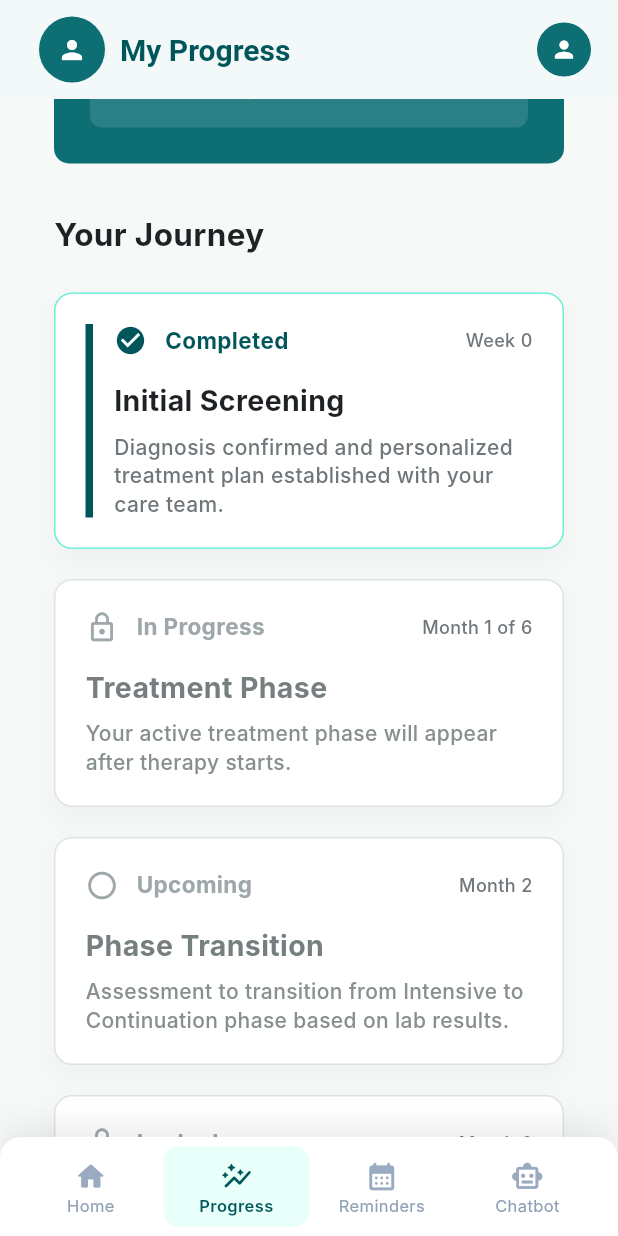
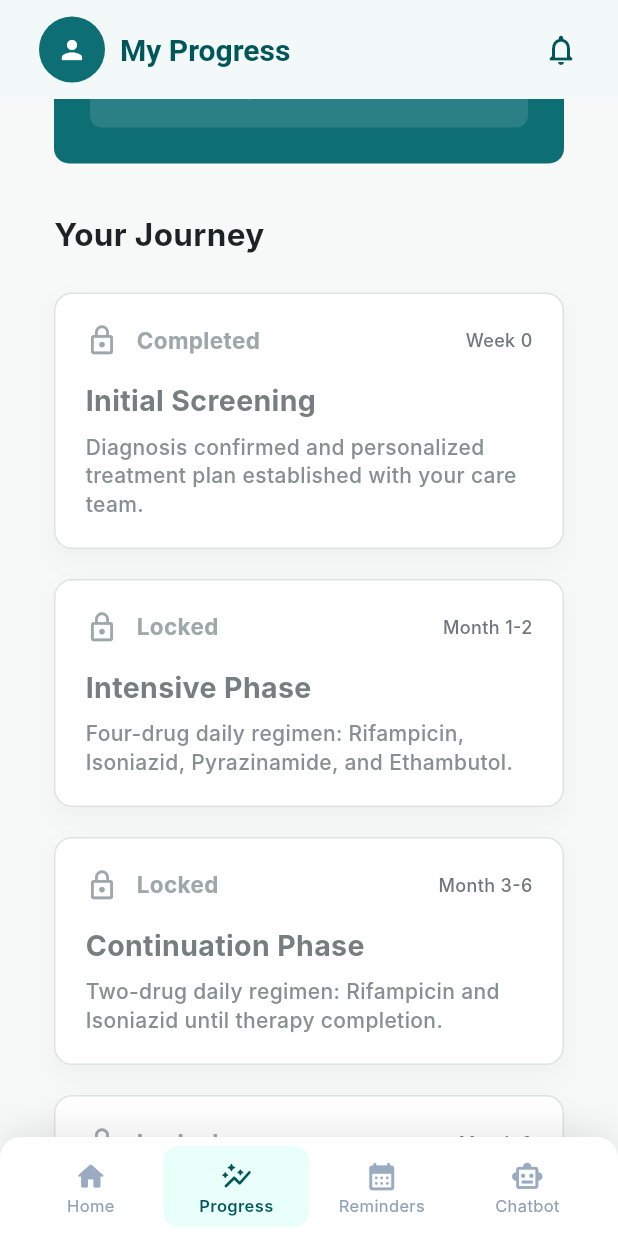
Before and after one commit to HafidzBro/MedTrace, a Flutter app: the TreatmentDetailsPage screen opened by its route, scrolled down 576 dp, on a phone screen of 412 x 824 dp. Run offline on Flutter 3.47's test engine with Material 3 defaults, Android fonts, the phone set to English and light mode, and no system bars; our stand-ins replace connectivity_plus, equatable, flutter_local_notifications, flutter_map, flutter_riverpod, flutter_secure_storage and 12 more; accounts and stored records are empty; Roboto replaces fonts that are missing (Inter, Poppins); project files that could hold a hidden picture were left out.

Commit message:
feat: Add patient notifications page and integrate notifications into patient dashboard

```diff
--- a/lib/presentation/pages/patient/patient_mockup_widgets.dart
+++ b/lib/presentation/pages/patient/patient_mockup_widgets.dart
@@ -189,7 +189,7 @@ class PatientTopBar extends StatelessWidget implements PreferredSizeWidget {
       actions: actions ??
           [
             IconButton(
-              onPressed: () {},
+              onPressed: () => context.go(AppRoutes.patientNotifications),
               icon: const Icon(Icons.notifications_none_rounded),
             ),
             const SizedBox(width: 10),
--- a/lib/presentation/pages/patient/patient_profile_page.dart
+++ b/lib/presentation/pages/patient/patient_profile_page.dart
@@ -79,7 +79,7 @@ class _PatientProfilePageState extends ConsumerState<PatientProfilePage> {
         onLeadingTap: () => context.go(AppRoutes.patientDashboard),
         actions: [
           IconButton(
-            onPressed: () {},
+            onPressed: () => context.go(AppRoutes.patientNotifications),
             icon: const Icon(Icons.notifications_none_rounded),
           ),
           const SizedBox(width: 14),
--- a/lib/presentation/pages/patient/treatment_details_page.dart
+++ b/lib/presentation/pages/patient/treatment_details_page.dart
@@ -18,6 +18,9 @@ class TreatmentDetailsPage extends ConsumerWidget {
     final therapy = summary.valueOrNull?.therapy;
     final plan = intakePlan.valueOrNull;
     final isLoading = summary.isLoading || intakePlan.isLoading;
+    final daysOnTherapy = therapy?.treatmentDaysElapsed ?? 0;
+    final therapyCompleted =
+        therapy?.isCompleted == true || daysOnTherapy >= 180;
 
     return PatientMockScaffold(
       currentIndex: 1,
@@ -25,14 +28,11 @@ class TreatmentDetailsPage extends ConsumerWidget {
         title: 'My Progress',
         leadingIcon: Icons.person,
         actions: [
-          Padding(
-            padding: const EdgeInsets.only(right: 18),
-            child: InkWell(
-              borderRadius: BorderRadius.circular(22),
-              onTap: () => context.go(AppRoutes.patientProfile),
-              child: const PatientAvatar(icon: Icons.person, radius: 18),
+          IconButton(
+            onPressed: () => context.go(AppRoutes.patientNotifications),
+            icon: const Icon(Icons.notifications_none_rounded),
           ),
-          ),
+          const SizedBox(width: 14),
         ],
       ),
       child: SingleChildScrollView(
@@ -50,8 +50,10 @@ class TreatmentDetailsPage extends ConsumerWidget {
             else ...[
               _CurrentStatusCard(
                 adherence: summary.valueOrNull?.adherencePercentage ?? 0,
-                monthLabel: _monthLabel(therapy?.treatmentDaysElapsed ?? 0),
+                monthLabel:
+                    therapyCompleted ? 'Completed' : _monthLabel(daysOnTherapy),
                 hasTherapy: therapy != null,
+                isCompleted: therapyCompleted,
               ),
               const SizedBox(height: 32),
               _PhaseCard(
@@ -62,8 +64,10 @@ class TreatmentDetailsPage extends ConsumerWidget {
             const SizedBox(height: 32),
             const SectionTitle('Your Journey'),
             const SizedBox(height: 24),
-            const _JourneyCard(
-              state: _JourneyState.completed,
+            _JourneyCard(
+              state: therapy == null
+                  ? _JourneyState.locked
+                  : _JourneyState.completed,
               label: 'Completed',
               when: 'Week 0',
               title: 'Initial Screening',
@@ -72,38 +76,99 @@ class TreatmentDetailsPage extends ConsumerWidget {
             ),
             const SizedBox(height: 20),
             _JourneyCard(
-              state:
-                  therapy == null ? _JourneyState.locked : _JourneyState.active,
-              label: 'In Progress',
-              when: _monthLabel(therapy?.treatmentDaysElapsed ?? 0),
-              title: plan?.phaseName ?? 'Treatment Phase',
-              body: plan?.instructionLabel ??
-                  'Your active treatment phase will appear after therapy starts.',
+              state: _phaseState(
+                hasTherapy: therapy != null,
+                days: daysOnTherapy,
+                startDay: 0,
+                endDay: 60,
+              ),
+              label: _phaseLabel(
+                hasTherapy: therapy != null,
+                days: daysOnTherapy,
+                startDay: 0,
+                endDay: 60,
+              ),
+              when: 'Month 1-2',
+              title: 'Intensive Phase',
+              body:
+                  'Four-drug daily regimen: Rifampicin, Isoniazid, Pyrazinamide, and Ethambutol.',
             ),
             const SizedBox(height: 20),
             _JourneyCard(
-              state: (therapy?.treatmentDaysElapsed ?? 0) >= 60
-                  ? _JourneyState.active
-                  : _JourneyState.upcoming,
-              label: 'Upcoming',
-              when: 'Month 2',
-              title: 'Phase Transition',
+              state: _phaseState(
+                hasTherapy: therapy != null,
+                days: daysOnTherapy,
+                startDay: 60,
+                endDay: 180,
+              ),
+              label: _phaseLabel(
+                hasTherapy: therapy != null,
+                days: daysOnTherapy,
+                startDay: 60,
+                endDay: 180,
+              ),
+              when: 'Month 3-6',
+              title: 'Continuation Phase',
               body:
-                  'Assessment to transition from Intensive to Continuation phase based on lab results.',
+                  'Two-drug daily regimen: Rifampicin and Isoniazid until therapy completion.',
             ),
             const SizedBox(height: 20),
-            const _JourneyCard(
-              state: _JourneyState.locked,
-              label: 'Locked',
+            _JourneyCard(
+              state: therapyCompleted
+                  ? _JourneyState.completed
+                  : therapy == null
+                      ? _JourneyState.locked
+                      : _JourneyState.upcoming,
+              label: therapyCompleted
+                  ? 'Completed'
+                  : therapy == null
+                      ? 'Locked'
+                      : 'Upcoming',
               when: 'Month 6',
               title: 'Treatment Completion',
               body:
-                  'Final evaluation and confirmation of successful therapy completion.',
+                  'Treatment is completed after 180 therapy days and final clinical review.',
             ),
           ],
         ),
       ),
     );
+  }
+
+  _JourneyState _phaseState({
+    required bool hasTherapy,
+    required int days,
+    required int startDay,
+    required int endDay,
+  }) {
+    if (!hasTherapy) return _JourneyState.locked;
+    if (days >= endDay) return _JourneyState.completed;
+    if (days >= startDay) return _JourneyState.active;
+    return _JourneyState.upcoming;
+  }
+
+  String _phaseLabel({
+    required bool hasTherapy,
+    required int days,
+    required int startDay,
+    required int endDay,
+  }) {
+    final state = _phaseState(
+      hasTherapy: hasTherapy,
+      days: days,
+      startDay: startDay,
+      endDay: endDay,
+    );
+    switch (state) {
+      case _JourneyState.completed:
+        return 'Completed';
+      case _JourneyState.active:
+        return 'In Progress';
+      case _JourneyState.upcoming:
+        return 'Upcoming';
+      case _JourneyState.locked:
+        return 'Locked';
+    }
   }
 
   String _monthLabel(int days) {
@@ -117,11 +182,13 @@ class _CurrentStatusCard extends StatelessWidget {
   final double adherence;
   final String monthLabel;
   final bool hasTherapy;
+  final bool isCompleted;
 
   const _CurrentStatusCard({
     required this.adherence,
     required this.monthLabel,
     required this.hasTherapy,
+    required this.isCompleted,
   });
 
   @override
@@ -160,22 +227,26 @@ class _CurrentStatusCard extends StatelessWidget {
                 runSpacing: 8,
                 children: [
                   PatientChip(
-                    label: hasTherapy
+                    label: isCompleted
+                        ? 'Completed'
+                        : hasTherapy
                             ? adherence >= 80
                                 ? 'On Track'
                                 : adherence >= 60
                                     ? 'Needs Attention'
                                     : 'At Risk'
                             : 'Not Started',
-                    icon: hasTherapy
+                    icon: isCompleted
+                        ? Icons.check_circle
+                        : hasTherapy
                             ? adherence >= 60
                                 ? Icons.check_circle
                                 : Icons.warning_amber_rounded
                             : Icons.hourglass_empty_rounded,
-                    color: hasTherapy && adherence >= 60
+                    color: (hasTherapy && adherence >= 60) || isCompleted
                         ? const Color(0xFFDDF3E5)
                         : const Color(0xFFFFE7D6),
-                    textColor: hasTherapy && adherence >= 60
+                    textColor: (hasTherapy && adherence >= 60) || isCompleted
                         ? const Color(0xFF177C38)
                         : const Color(0xFFAD4B00),
                   ),
@@ -188,7 +259,9 @@ class _CurrentStatusCard extends StatelessWidget {
               const SizedBox(height: 10),
               Text(
                 hasTherapy
-                    ? 'Your treatment progress is calculated from therapy start date and daily medication logs.'
+                    ? isCompleted
+                        ? 'Your treatment has reached the planned 180-day completion point.'
+                        : 'Your treatment progress is calculated from therapy start date and daily medication logs.'
                     : 'Your therapy has not started yet. Your care team will configure the treatment plan.',
                 style: const TextStyle(
                   color: Color(0xFF50585C),
--- a/lib/presentation/router/app_router.dart
+++ b/lib/presentation/router/app_router.dart
@@ -13,6 +13,7 @@ import 'package:medtrace/presentation/pages/patient/chatbot_page.dart';
 import 'package:medtrace/presentation/pages/patient/tb_map_page.dart';
 import 'package:medtrace/presentation/pages/patient/reminders_page.dart';
 import 'package:medtrace/presentation/pages/patient/patient_profile_page.dart';
+import 'package:medtrace/presentation/pages/patient/patient_notifications_page.dart';
 import 'package:medtrace/presentation/pages/doctor/doctor_dashboard_page.dart';
 import 'package:medtrace/presentation/pages/doctor/doctor_profile_page.dart';
 import 'package:medtrace/presentation/pages/doctor/patient_management_page.dart';
@@ -115,6 +116,11 @@ final appRouterProvider = Provider<GoRouter>((ref) {
         name: 'patient_profile',
         builder: (context, state) => const PatientProfilePage(),
       ),
+      GoRoute(
+        path: AppRoutes.patientNotifications,
+        name: 'patient_notifications',
+        builder: (context, state) => const PatientNotificationsPage(),
+      ),
 
       // Doctor routes
       GoRoute(
--- a/lib/presentation/router/app_routes.dart
+++ b/lib/presentation/router/app_routes.dart
@@ -14,6 +14,7 @@ class AppRoutes {
   static const String tbMap = '/patient/map';
   static const String reminders = '/patient/reminders';
   static const String patientProfile = '/patient/profile';
+  static const String patientNotifications = '/patient/notifications';
 
   // Doctor
   static const String doctorDashboard = '/doctor-dashboard';
--- a/lib/services/supabase/chatbot_service.dart
+++ b/lib/services/supabase/chatbot_service.dart
@@ -211,6 +211,7 @@ class ChatbotService {
           body: jsonEncode({
             'model': model,
             'temperature': 0.3,
+            'max_tokens': ChatbotConstants.maxResponseTokens,
             'messages': [
               {
                 'role': 'system',
```
Also changed, not shown: lib/core/constants/app_constants.dart (+15 -12 lines), lib/presentation/pages/patient/adherence_history_page.dart (+3 -8 lines), lib/presentation/pages/patient/patient_dashboard_page.dart (+0 -14 lines), lib/presentation/pages/patient/patient_notifications_page.dart (added, +350 -0 lines), lib/presentation/providers/app_providers.dart (+12 -0 lines), lib/services/supabase_service.dart (+12 -0 lines). Lines whose indentation alone changed are shown as unchanged.
